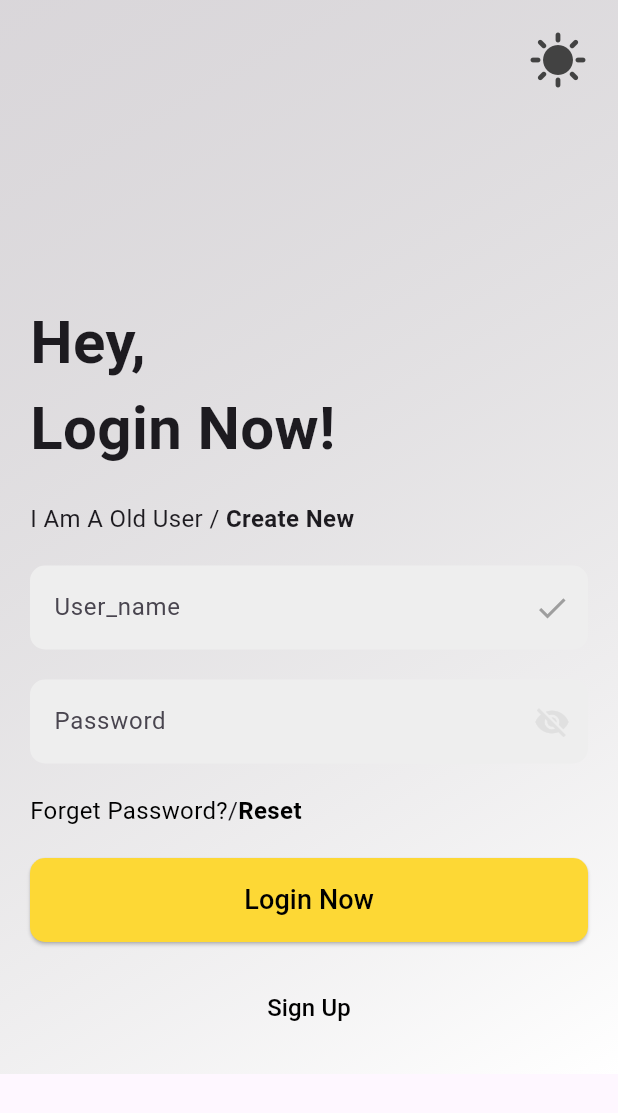
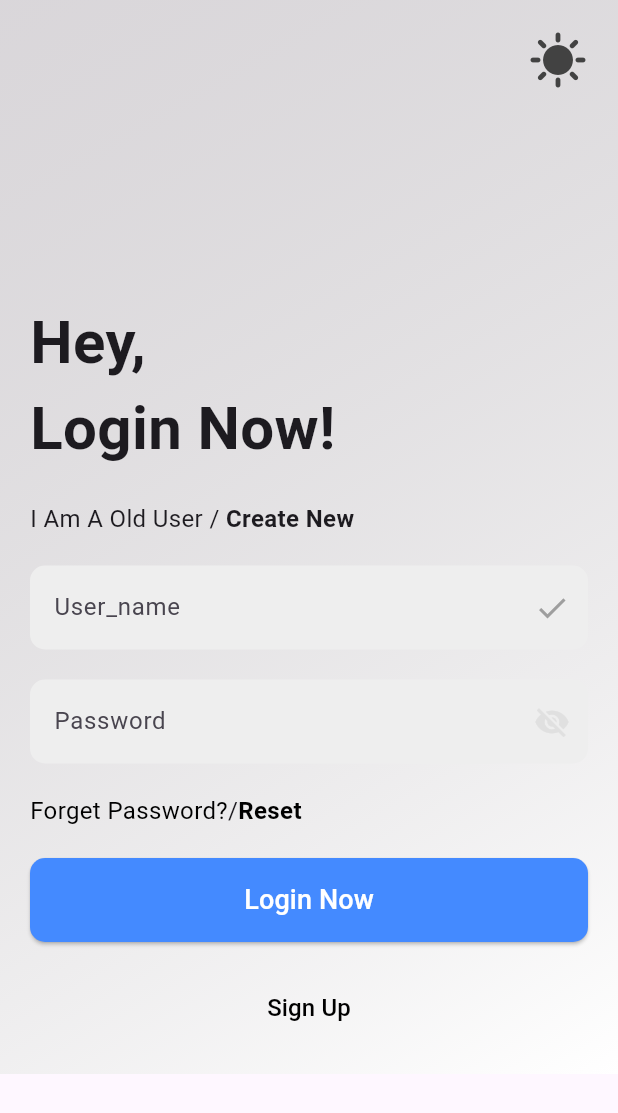
Before and after one commit to Yogendra-Nimje/Minor-Project, a Flutter app: the screen it shows after launch, on a phone screen of 412 x 824 dp. Shown: the top 1113 px of the screen. Run offline on Flutter 3.47's test engine with Material 3 defaults, Android fonts, the phone set to English and light mode, and no system bars; our stand-ins replace animated_background, google_fonts; missing offline and left inert: image_input; Roboto replaces fonts that are missing (Baskervville).

Commit message:
signup edit

```diff
--- a/lib/pages/login_page.dart
+++ b/lib/pages/login_page.dart
@@ -212,14 +212,14 @@ class _LoginPageState extends State<LoginPage> with TickerProviderStateMixin {
                           onPressed: () {},
                           style: ElevatedButton.styleFrom(
                             padding: const EdgeInsets.symmetric(vertical: 15.0),
-                            backgroundColor: Colors.yellow[600],
+                            backgroundColor: Colors.blueAccent,
                             shape: RoundedRectangleBorder(
                               borderRadius: BorderRadius.circular(10.0),
                             ),
                           ),
                           child: const Text(
                             'Login Now',
-                            style: TextStyle(fontSize: 18.0, color: Colors.black),
+                            style: TextStyle(fontSize: 18.0,color: Colors.white),
                           ),
                         ),
                       ),
```
